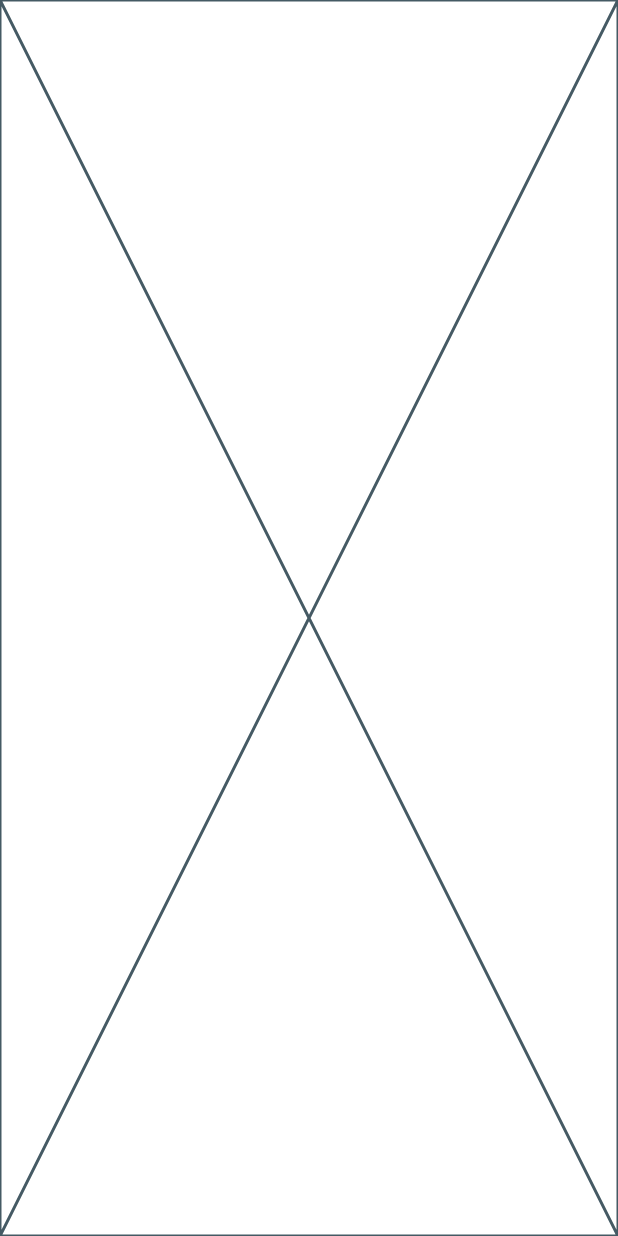
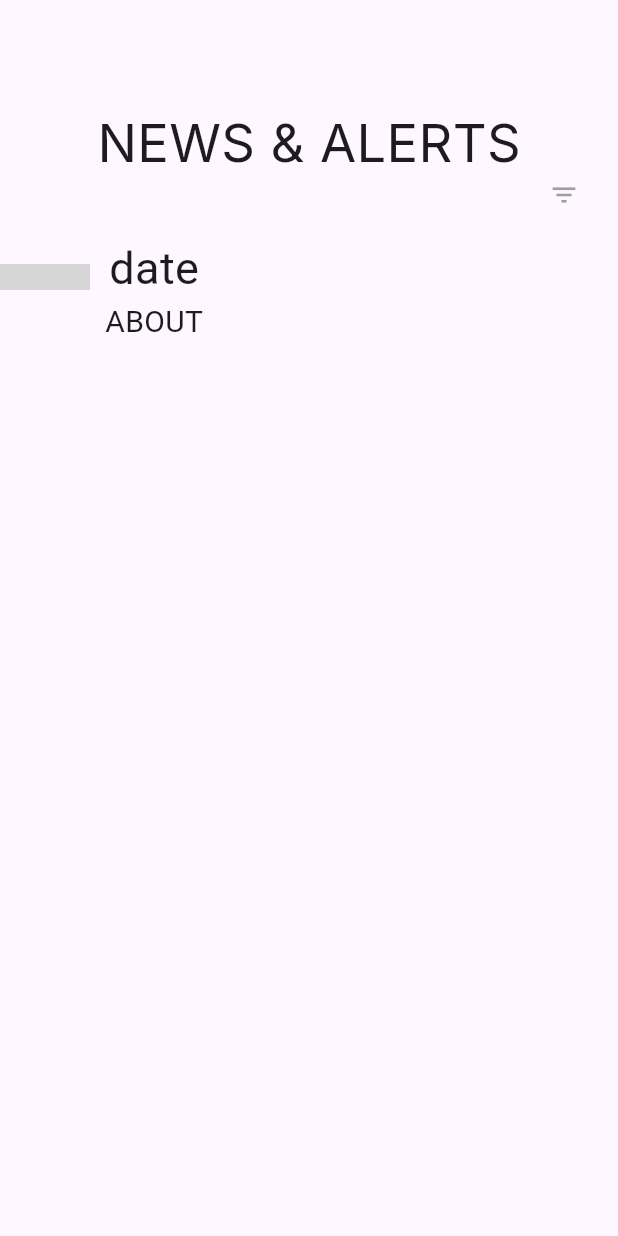
Before and after one commit to IEEE-DITU/DIT-Events, a Flutter app: the screen it shows after launch, on a phone screen of 412 x 824 dp. Run offline on Flutter 3.47's test engine with Material 3 defaults, Android fonts, the phone set to English and light mode, and no system bars; our stand-ins replace google_fonts; grey boxes are pictures that could not be loaded.

Commit message:
second commit

```diff
--- a/lib/main.dart
+++ b/lib/main.dart
@@ -1,3 +1,4 @@
+import 'package:dit_events/screens/naa_screen.dart';
 import 'package:dit_events/screens/splash_screen.dart';
 import 'package:dit_events/utils/widget_extension.dart';
 import 'package:flutter/material.dart';
@@ -12,7 +13,7 @@ class MyApp extends StatelessWidget {
   @override
   Widget build(BuildContext context) {
     return const MaterialApp(
-      home: SplashScreen(),
+      home: NaaScreen(),
     );
   }
 }
--- a/lib/screens/naa_screen.dart
+++ b/lib/screens/naa_screen.dart
@@ -1,31 +1,62 @@
 
+
+import 'package:google_fonts/google_fonts.dart';
 import 'package:flutter/material.dart';
 
-class Naa_screen extends StatefulWidget {
-  const Naa_screen({super.key});
+
+class NaaScreen extends StatefulWidget {
+  const NaaScreen({super.key});
   static const routeName = '/naa-screen';
   @override
-  State<Naa_screen> createState() => _naa_screenState();
+  State<NaaScreen> createState() => _NaaScreenState();
 }
 
-class _naa_screenState extends State<Naa_screen> {
+class _NaaScreenState extends State<NaaScreen> {
   @override
   Widget build(BuildContext context) {
     return Scaffold(
       body: Center(
 
-        child: Column(
+        child:  Column(
 
-            mainAxisAlignment: MainAxisAlignment.center,
+
 
             children: [
-              Container(
-                  child: Text("NEWS AND ALERTS")
+              Padding(
+                  padding: EdgeInsets.only(top:70),
+                  child:
+                  Text('NEWS & ALERTS', style: GoogleFonts.inter( fontSize:35, fontWeight: FontWeight.w400)),),
+              Padding(
+                padding: EdgeInsets.only(left: 340),
+                child: Icon(
+                   Icons.filter_list,
+                   color: Colors.grey,
+                   size: 20.0),
               ),
-            ]
+              Row(
+                children: [
+                  SizedBox(
+                    height: 17, width: 60,
+                    child:
+                    Image(image: AssetImage('Assets/Ellipse 157.png')))
+                  ,
+                  SizedBox(width: 10),
+                  Column(
+                   children: [
+
+                    Padding(
+                        padding: EdgeInsets.only(top:17),
+                        child :Text('date', style: GoogleFonts.inriaSerif(fontSize: 30, fontWeight: FontWeight.w400))),
+                         Text('ABOUT', style: GoogleFonts.inriaSerif(fontSize: 20, fontWeight: FontWeight.w400))])
+                    ]
+                  ),
 
 
-        ),
+                ],
+
+              )
+
+
       ),
     );
   }
--- a/lib/utils/colors.dart
+++ b/lib/utils/colors.dart
@@ -2,4 +2,5 @@ import 'dart:ui';
 
 class CustomColors{
   static const backgroundColor = Color(0xFFF5F5F5);
+  static const grey = Color(0xFFF5F5F5);
 }
--- a/pubspec.yaml
+++ b/pubspec.yaml
@@ -65,6 +65,8 @@ flutter:
   #   - images/a_dot_burr.jpeg
   #   - images/a_dot_ham.jpeg
 
+
+
   # An image asset can refer to one or more resolution-specific "variants", see
   # https://flutter.dev/assets-and-images/#resolution-aware
 
```
Also changed, not shown: 1 other file.
